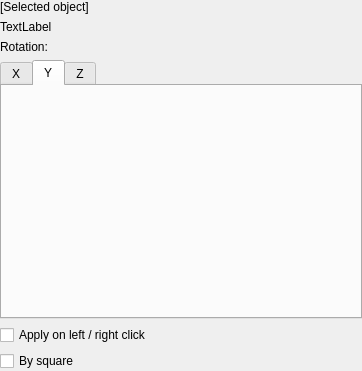
This is Editor/CustomWidgets/paneltransformations.ui in RPG-Paper-Maker/RPG-Paper-Maker as Qt 5 draws it before an edit. The edited form follows.
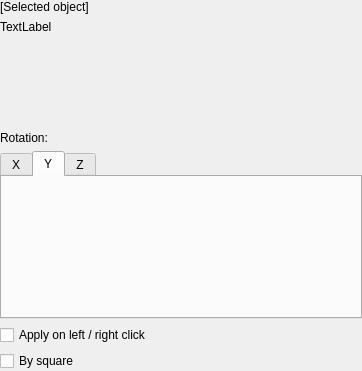
This is the edited form. Custom widgets are drawn as their Qt base class.

What changed in the file:
```diff
--- a/Editor/CustomWidgets/paneltransformations.ui
+++ b/Editor/CustomWidgets/paneltransformations.ui
@@ -37,9 +37,24 @@
      </item>
      <item>
       <widget class="QLabel" name="labelSelectedObject">
+       <property name="minimumSize">
+        <size>
+         <width>0</width>
+         <height>105</height>
+        </size>
+       </property>
+       <property name="maximumSize">
+        <size>
+         <width>16777215</width>
+         <height>105</height>
+        </size>
+       </property>
        <property name="text">
         <string>TextLabel</string>
        </property>
+       <property name="alignment">
+        <set>Qt::AlignLeading|Qt::AlignLeft|Qt::AlignTop</set>
+       </property>
       </widget>
      </item>
      <item>
```
